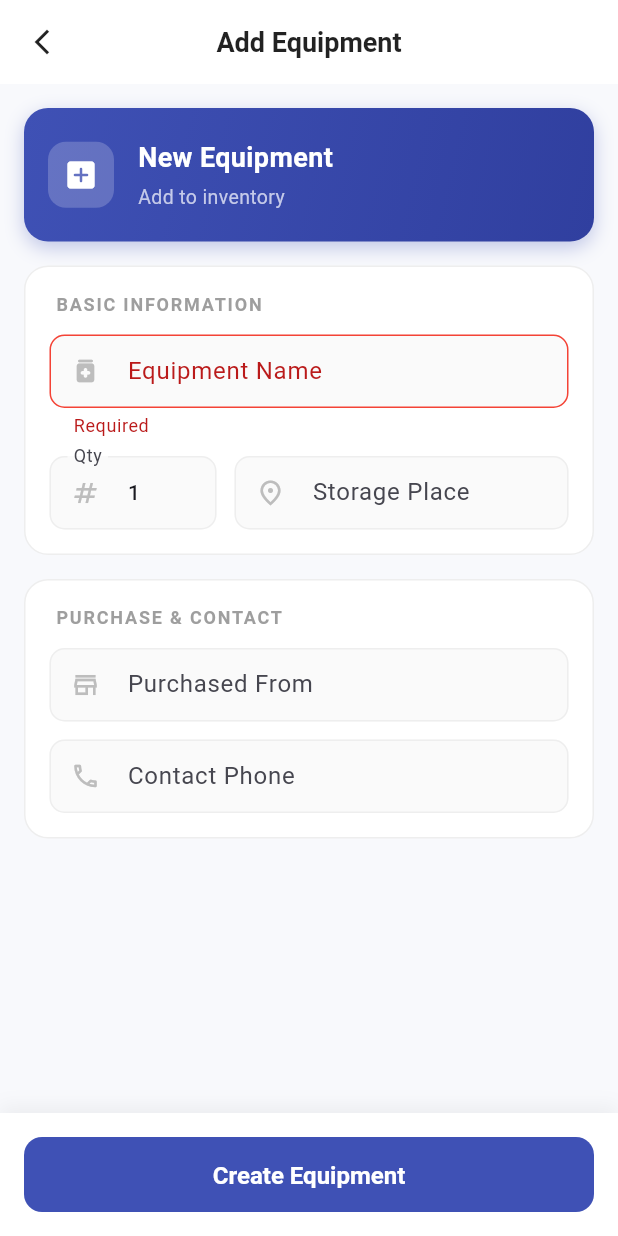
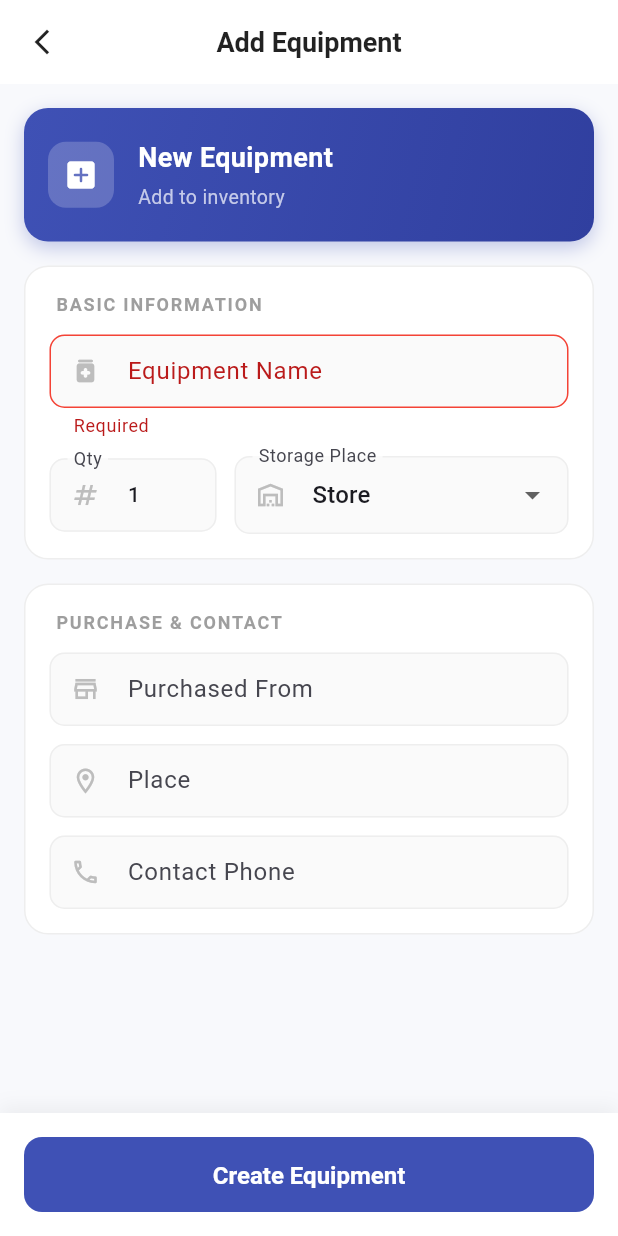
Before and after one commit to ARSHADAMEEN00/oruma-app, a Flutter app: the EquipmentFormPage screen opened directly, after a tap on "Create Equipment", on a phone screen of 412 x 824 dp. Run offline on Flutter 3.47's test engine with Material 3 defaults, Android fonts, the phone set to English and light mode, and no system bars; our stand-ins replace shared_preferences; accounts and stored records are empty.

Commit message:
equipment

```diff
--- a/app/lib/equipment_list_page.dart
+++ b/app/lib/equipment_list_page.dart
@@ -279,7 +279,9 @@ class _EquipmentListPageState extends State<EquipmentListPage>
               eq.uniqueId,
               style: const TextStyle(fontWeight: FontWeight.bold),
             ),
-            subtitle: Text('${eq.name}\n${eq.place}'),
+            subtitle: Text(
+              '${eq.name}\n${eq.place.isNotEmpty ? ' ${eq.place}' : ''}',
+            ),
             isThreeLine: true,
             trailing: PopupMenuButton<String>(
               onSelected: (value) async {
@@ -628,12 +630,23 @@ class _EquipmentListPageState extends State<EquipmentListPage>
             const SizedBox(height: 24),
             const Divider(),
             const SizedBox(height: 16),
-            _buildDetailRow(Icons.place_outlined, 'Location', eq.place),
+            if (eq.storagePlace != null && eq.storagePlace!.isNotEmpty)
+              _buildDetailRow(
+                Icons.warehouse_outlined,
+                'Storage Place',
+                eq.storagePlace!,
+              ),
             _buildDetailRow(
               Icons.store_outlined,
               'Purchased From',
               eq.purchasedFrom ?? 'N/A',
             ),
+            if (eq.place.isNotEmpty)
+              _buildDetailRow(
+                Icons.location_on_outlined,
+                'Vendor Location',
+                eq.place,
+              ),
             _buildDetailRow(Icons.phone_outlined, 'Contact', eq.phone ?? 'N/A'),
             if (eq.createdBy != null)
               Padding(
@@ -855,8 +868,9 @@ class _EquipmentFormPageState extends State<EquipmentFormPage> {
   late TextEditingController _nameController;
   late TextEditingController _quantityController;
   late TextEditingController _purchasedFromController;
-  late TextEditingController _placeController;
+  late TextEditingController _purchasePlaceController;
   late TextEditingController _phoneController;
+  String? _selectedStoragePlace;
   bool _isSubmitting = false;
 
   bool get _isEditing => widget.equipment != null;
@@ -869,12 +883,13 @@ class _EquipmentFormPageState extends State<EquipmentFormPage> {
     _purchasedFromController = TextEditingController(
       text: widget.equipment?.purchasedFrom ?? '',
     );
-    _placeController = TextEditingController(
+    _purchasePlaceController = TextEditingController(
       text: widget.equipment?.place ?? '',
     );
     _phoneController = TextEditingController(
       text: widget.equipment?.phone ?? '',
     );
+    _selectedStoragePlace = widget.equipment?.storagePlace ?? 'Store';
   }
 
   Future<void> _submit() async {
@@ -886,8 +901,9 @@ class _EquipmentFormPageState extends State<EquipmentFormPage> {
           widget.equipment!.id!,
           name: _nameController.text.trim(),
           purchasedFrom: _purchasedFromController.text.trim(),
-          place: _placeController.text.trim(),
+          place: _purchasePlaceController.text.trim(),
           phone: _phoneController.text.trim(),
+          storagePlace: _selectedStoragePlace,
         );
         if (mounted) {
           ScaffoldMessenger.of(context).showSnackBar(
@@ -900,8 +916,9 @@ class _EquipmentFormPageState extends State<EquipmentFormPage> {
           name: _nameController.text.trim(),
           quantity: int.parse(_quantityController.text.trim()),
           purchasedFrom: _purchasedFromController.text.trim(),
-          place: _placeController.text.trim(),
+          place: _purchasePlaceController.text.trim(),
           phone: _phoneController.text.trim(),
+          storagePlace: _selectedStoragePlace,
         );
         if (mounted) {
           ScaffoldMessenger.of(context).showSnackBar(
@@ -926,7 +943,7 @@ class _EquipmentFormPageState extends State<EquipmentFormPage> {
     _nameController.dispose();
     _quantityController.dispose();
     _purchasedFromController.dispose();
-    _placeController.dispose();
+    _purchasePlaceController.dispose();
     _phoneController.dispose();
     super.dispose();
   }
@@ -1095,14 +1112,7 @@ class _EquipmentFormPageState extends State<EquipmentFormPage> {
                         ),
                         const SizedBox(width: 12),
                       ],
-                      Expanded(
-                        flex: 2,
-                        child: _buildCompactField(
-                          controller: _placeController,
-                          label: 'Storage Place',
-                          icon: Icons.place_outlined,
-                        ),
-                      ),
+                      Expanded(flex: 2, child: _buildStoragePlaceDropdown()),
                     ],
                   ),
                 ],
@@ -1118,6 +1128,12 @@ class _EquipmentFormPageState extends State<EquipmentFormPage> {
                     controller: _purchasedFromController,
                     label: 'Purchased From',
                     icon: Icons.store_outlined,
+                  ),
+                  const SizedBox(height: 12),
+                  _buildCompactField(
+                    controller: _purchasePlaceController,
+                    label: 'Place',
+                    icon: Icons.location_on_outlined,
                   ),
                   const SizedBox(height: 12),
                   _buildCompactField(
@@ -1208,6 +1224,46 @@ class _EquipmentFormPageState extends State<EquipmentFormPage> {
       ),
     );
   }
+
+  Widget _buildStoragePlaceDropdown() {
+    return DropdownButtonFormField<String>(
+      value: _selectedStoragePlace,
+      decoration: InputDecoration(
+        labelText: 'Storage Place',
+        prefixIcon: Icon(
+          Icons.warehouse_outlined,
+          size: 20,
+          color: Colors.grey[400],
+        ),
+        filled: true,
+        fillColor: Colors.grey[50],
+        isDense: true,
+        contentPadding: const EdgeInsets.symmetric(
+          horizontal: 12,
+          vertical: 14,
+        ),
+        border: OutlineInputBorder(
+          borderRadius: BorderRadius.circular(10),
+          borderSide: BorderSide(color: Colors.grey.shade200),
+        ),
+        enabledBorder: OutlineInputBorder(
+          borderRadius: BorderRadius.circular(10),
+          borderSide: BorderSide(color: Colors.grey.shade200),
+        ),
+        focusedBorder: OutlineInputBorder(
+          borderRadius: BorderRadius.circular(10),
+          borderSide: const BorderSide(color: Colors.indigo, width: 1.5),
+        ),
+      ),
+      items: const [DropdownMenuItem(value: 'Store', child: Text('Store'))],
+      onChanged: (value) {
+        setState(() {
+          _selectedStoragePlace = value;
+        });
+      },
+      validator: (v) => v == null ? 'Required' : null,
+    );
+  }
 }
 
 // (EquipmentEditPage removed and merged into EquipmentFormPage)
--- a/app/lib/models/equipment.dart
+++ b/app/lib/models/equipment.dart
@@ -9,6 +9,7 @@ class Equipment {
   final String purchasedFrom;
   final String place;
   final String phone;
+  final String? storagePlace; // Storage location (e.g., "Store")
   final String status; // 'available', 'supplied', 'maintenance'
   final String? createdBy;
   final DateTime? createdAt;
@@ -22,6 +23,7 @@ class Equipment {
     required this.purchasedFrom,
     required this.place,
     required this.phone,
+    this.storagePlace,
     this.status = 'available',
     this.createdBy,
     this.createdAt,
@@ -40,6 +42,7 @@ class Equipment {
       purchasedFrom: json['purchasedFrom']?.toString() ?? '',
       place: json['place']?.toString() ?? '',
       phone: json['phone']?.toString() ?? '',
+      storagePlace: json['storagePlace']?.toString(),
       status: json['status']?.toString() ?? 'available',
       createdBy: json['createdBy'] is Map
           ? json['createdBy']['name']?.toString()
@@ -60,6 +63,7 @@ class Equipment {
       'purchasedFrom': purchasedFrom,
       'place': place,
       'phone': phone,
+      if (storagePlace != null) 'storagePlace': storagePlace,
     };
   }
 
@@ -73,6 +77,7 @@ class Equipment {
     String? purchasedFrom,
     String? place,
     String? phone,
+    String? storagePlace,
     String? status,
   }) {
     return Equipment(
@@ -84,6 +89,7 @@ class Equipment {
       purchasedFrom: purchasedFrom ?? this.purchasedFrom,
       place: place ?? this.place,
       phone: phone ?? this.phone,
+      storagePlace: storagePlace ?? this.storagePlace,
       status: status ?? this.status,
       createdAt: createdAt,
     );
--- a/app/lib/services/equipment_service.dart
+++ b/app/lib/services/equipment_service.dart
@@ -77,6 +77,7 @@ class EquipmentService {
     required String place,
     required String phone,
     String? serialNo,
+    String? storagePlace,
   }) async {
     final result = await ApiService.post<Map<String, dynamic>>(
       ApiConfig.equipmentEndpoint,
@@ -87,6 +88,7 @@ class EquipmentService {
         'place': place,
         'phone': phone,
         if (serialNo != null) 'serialNo': serialNo,
+        if (storagePlace != null) 'storagePlace': storagePlace,
       },
     );
 
@@ -105,6 +107,7 @@ class EquipmentService {
     String? purchasedFrom,
     String? place,
     String? phone,
+    String? storagePlace,
     String? status,
   }) async {
     final body = <String, dynamic>{};
@@ -113,6 +116,7 @@ class EquipmentService {
     if (purchasedFrom != null) body['purchasedFrom'] = purchasedFrom;
     if (place != null) body['place'] = place;
     if (phone != null) body['phone'] = phone;
+    if (storagePlace != null) body['storagePlace'] = storagePlace;
     if (status != null) body['status'] = status;
 
     final result = await ApiService.put<Map<String, dynamic>>(
```
Also changed, not shown: 2 other files.
